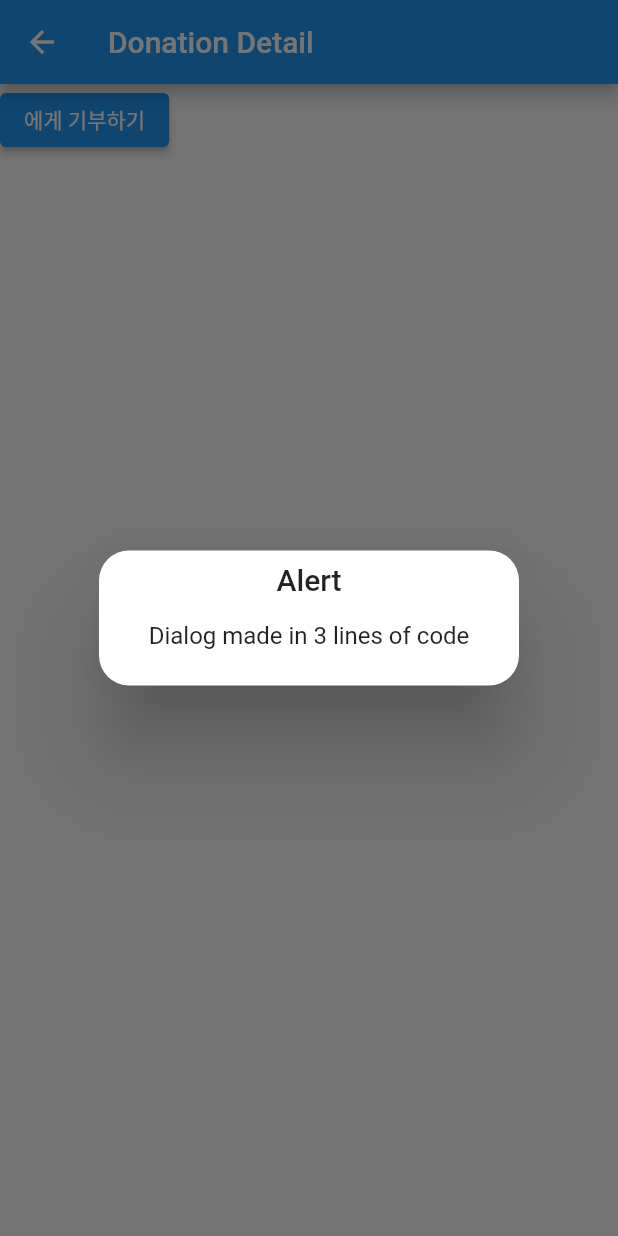
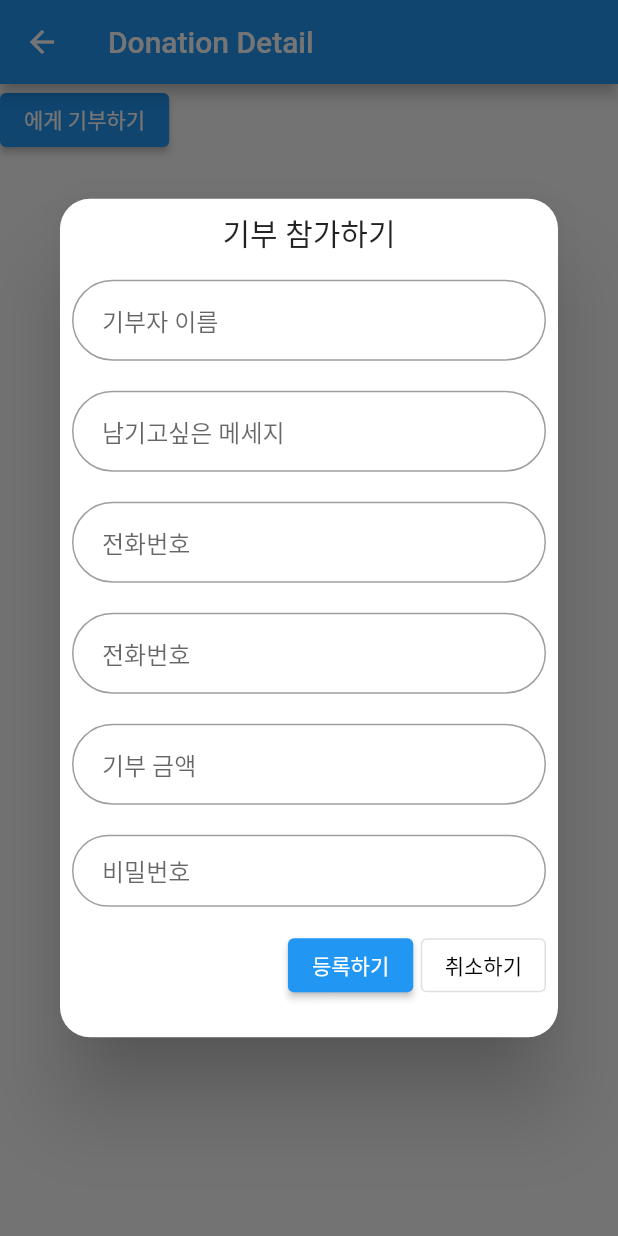
Before and after one commit to osamhack2021/APP_Donation_Visualization_Do-nation, a Flutter app: the DonationDetailPage screen opened directly with empty values, after a tap on "에게 기부하기", on a phone screen of 412 x 824 dp. Run offline on Flutter 3.47's test engine with Material 2 defaults, Android fonts, the phone set to English and light mode, and no system bars; our stand-ins replace get.

Commit message:
implement basic dialog

```diff
--- a/app/lib/main.dart
+++ b/app/lib/main.dart
@@ -1,4 +1,3 @@
-import 'package:app/view/pages/donation_list_page.dart';
 import 'package:app/view/pages/home_page.dart';
 import 'package:flutter/material.dart';
 import 'package:get/get.dart';
--- /dev/null
+++ b/app/lib/view/components/donation_detail/donation_dialog.dart
@@ -0,0 +1,126 @@
+import 'package:app/util/get_server_url.dart';
+import 'package:flutter/material.dart';
+import 'package:get/get.dart';
+
+class DonationDialog extends StatelessWidget {
+  const DonationDialog({Key? key}) : super(key: key);
+
+  @override
+  Widget build(BuildContext context) {
+    return ConstrainedBox(
+      constraints: BoxConstraints(
+        minWidth: MediaQuery.of(context).size.width * 0.9,
+        maxHeight: MediaQuery.of(context).size.height * 0.8,
+      ),
+      child: SingleChildScrollView(
+        scrollDirection: Axis.vertical,
+        child: Column(
+          children: <Widget>[
+            const _DonationCreationForm(),
+            const SizedBox(height: 15.0),
+            Row(
+              mainAxisAlignment: MainAxisAlignment.end,
+              children: [
+                ElevatedButton(
+                  onPressed: () {
+                    /*send to server*/
+                    Get.back(result: true);
+                  },
+                  child:
+                      const Text('등록하기', style: TextStyle(color: Colors.white)),
+                ),
+                const SizedBox(width: 5.0),
+                OutlinedButton(
+                  onPressed: () {
+                    Get.back(result: false);
+                  },
+                  child:
+                      const Text('취소하기', style: TextStyle(color: Colors.black)),
+                ),
+              ],
+            ),
+          ],
+        ),
+      ),
+    );
+  }
+}
+
+class _DonationCreationForm extends StatelessWidget {
+  const _DonationCreationForm({
+    Key? key,
+  }) : super(key: key);
+
+  @override
+  Widget build(BuildContext context) {
+    return Column(
+      children: [
+        TextFormField(
+          keyboardType: TextInputType.name,
+          autofocus: false,
+          decoration: InputDecoration(
+            hintText: '기부자 이름',
+            contentPadding: const EdgeInsets.fromLTRB(20.0, 15.0, 20.0, 15.0),
+            border:
+                OutlineInputBorder(borderRadius: BorderRadius.circular(32.0)),
+          ),
+        ),
+        const SizedBox(height: 20.0),
+        TextFormField(
+          keyboardType: TextInputType.text,
+          autofocus: false,
+          decoration: InputDecoration(
+            hintText: '남기고싶은 메세지',
+            contentPadding: const EdgeInsets.fromLTRB(20.0, 15.0, 20.0, 15.0),
+            border:
+                OutlineInputBorder(borderRadius: BorderRadius.circular(32.0)),
+          ),
+        ),
+        const SizedBox(height: 20.0),
+        TextFormField(
+          keyboardType: TextInputType.phone,
+          autofocus: false,
+          decoration: InputDecoration(
+            hintText: '전화번호',
+            contentPadding: const EdgeInsets.fromLTRB(20.0, 15.0, 20.0, 15.0),
+            border:
+                OutlineInputBorder(borderRadius: BorderRadius.circular(32.0)),
+          ),
+        ),
+        const SizedBox(height: 20.0),
+        TextFormField(
+          keyboardType: TextInputType.phone,
+          autofocus: false,
+          decoration: InputDecoration(
+            hintText: '전화번호',
+            contentPadding: const EdgeInsets.fromLTRB(20.0, 15.0, 20.0, 15.0),
+            border:
+                OutlineInputBorder(borderRadius: BorderRadius.circular(32.0)),
+          ),
+        ),
+        const SizedBox(height: 20.0),
+        TextFormField(
+          keyboardType: TextInputType.number,
+          autofocus: false,
+          decoration: InputDecoration(
+            hintText: '기부 금액',
+            contentPadding: const EdgeInsets.fromLTRB(20.0, 15.0, 20.0, 15.0),
+            border:
+                OutlineInputBorder(borderRadius: BorderRadius.circular(32.0)),
+          ),
+        ),
+        const SizedBox(height: 20.0),
+        TextFormField(
+          obscureText: true,
+          keyboardType: TextInputType.text,
+          decoration: InputDecoration(
+            hintText: '비밀번호',
+            contentPadding: const EdgeInsets.fromLTRB(20.0, 10.0, 20.0, 10.0),
+            border:
+                OutlineInputBorder(borderRadius: BorderRadius.circular(32.0)),
+          ),
+        ),
+      ],
+    );
+  }
+}
--- a/app/lib/view/pages/donation_detail_page.dart
+++ b/app/lib/view/pages/donation_detail_page.dart
@@ -1,4 +1,5 @@
 import 'package:app/domain/target/target.dart';
+import 'package:app/view/components/donation_detail/donation_dialog.dart';
 import 'package:flutter/material.dart';
 import 'package:get/get.dart';
 
@@ -13,8 +14,12 @@ class DonationDetailPage extends StatelessWidget {
         title: const Text('Donation Detail'),
       ),
       body: ElevatedButton(
-        onPressed: () {
-          Get.defaultDialog();
+        onPressed: () async {
+          bool result = await Get.defaultDialog(
+            title: "기부 참가하기",
+            content: const DonationDialog(),
+          );
+          print(result);
         },
         child: Text('${target.name}에게 기부하기'),
       ),
```
